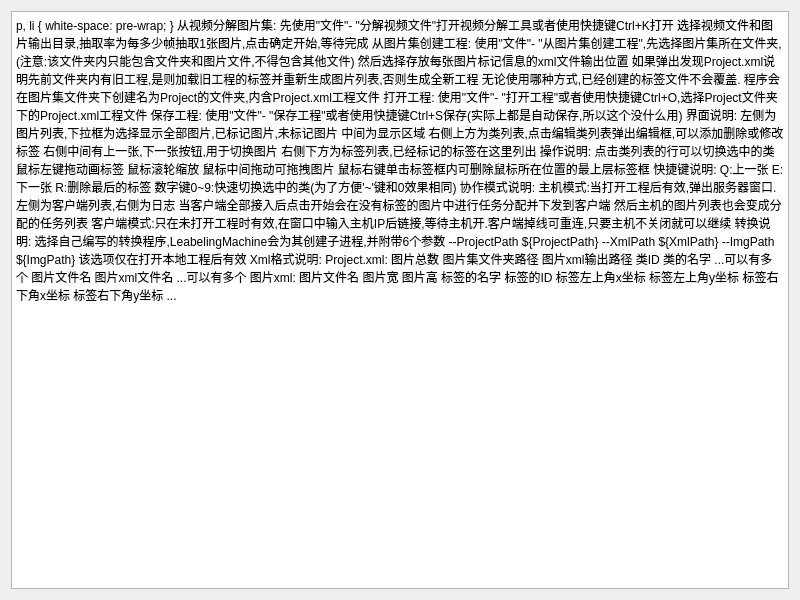
Old version of the form Src/helpwindow.ui in the repository LX050724/LabelingMachine.
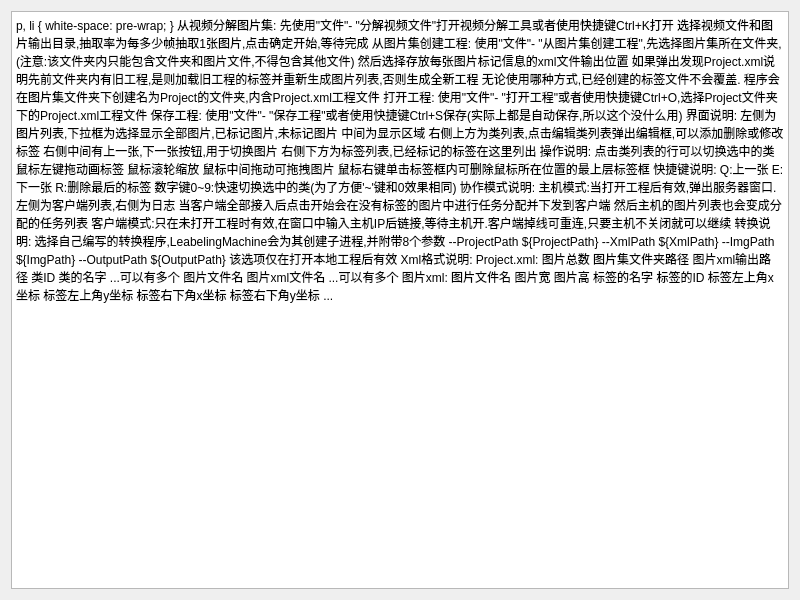
New version of the form.

Commit message: 添加yoloV3转换模组(Linux独有) 转换功能添加选择输出文件夹的步骤和参数

What changed in the file:
```diff
--- a/Src/helpwindow.ui
+++ b/Src/helpwindow.ui
@@ -71,8 +71,8 @@
 &lt;p style=&quot; margin-top:0px; margin-bottom:0px; margin-left:0px; margin-right:0px; -qt-block-indent:0; text-indent:0px;&quot;&gt;客户端模式:只在未打开工程时有效,在窗口中输入主机IP后链接,等待主机开.客户端掉线可重连,只要主机不关闭就可以继续&lt;/p&gt;
 &lt;p style=&quot;-qt-paragraph-type:empty; margin-top:0px; margin-bottom:0px; margin-left:0px; margin-right:0px; -qt-block-indent:0; text-indent:0px;&quot;&gt;&lt;br /&gt;&lt;/p&gt;
 &lt;p style=&quot; margin-top:0px; margin-bottom:0px; margin-left:0px; margin-right:0px; -qt-block-indent:0; text-indent:0px;&quot;&gt;转换说明:&lt;/p&gt;
-&lt;p style=&quot; margin-top:0px; margin-bottom:0px; margin-left:0px; margin-right:0px; -qt-block-indent:0; text-indent:0px;&quot;&gt;选择自己编写的转换程序,LeabelingMachine会为其创建子进程,并附带6个参数&lt;/p&gt;
-&lt;p style=&quot; margin-top:0px; margin-bottom:0px; margin-left:0px; margin-right:0px; -qt-block-indent:0; text-indent:0px;&quot;&gt;--ProjectPath ${ProjectPath} --XmlPath ${XmlPath} --ImgPath ${ImgPath}&lt;/p&gt;
+&lt;p style=&quot; margin-top:0px; margin-bottom:0px; margin-left:0px; margin-right:0px; -qt-block-indent:0; text-indent:0px;&quot;&gt;选择自己编写的转换程序,LeabelingMachine会为其创建子进程,并附带8个参数&lt;/p&gt;
+&lt;p style=&quot; margin-top:0px; margin-bottom:0px; margin-left:0px; margin-right:0px; -qt-block-indent:0; text-indent:0px;&quot;&gt;--ProjectPath ${ProjectPath} --XmlPath ${XmlPath} --ImgPath ${ImgPath} --OutputPath ${OutputPath}&lt;/p&gt;
 &lt;p style=&quot; margin-top:0px; margin-bottom:0px; margin-left:0px; margin-right:0px; -qt-block-indent:0; text-indent:0px;&quot;&gt;该选项仅在打开本地工程后有效&lt;/p&gt;
 &lt;p style=&quot;-qt-paragraph-type:empty; margin-top:0px; margin-bottom:0px; margin-left:0px; margin-right:0px; -qt-block-indent:0; text-indent:0px;&quot;&gt;&lt;br /&gt;&lt;/p&gt;
 &lt;p style=&quot; margin-top:0px; margin-bottom:0px; margin-left:0px; margin-right:0px; -qt-block-indent:0; text-indent:0px;&quot;&gt;Xml格式说明:&lt;/p&gt;
@@ -111,12 +111,12 @@
 &lt;p style=&quot; margin-top:0px; margin-bottom:0px; margin-left:0px; margin-right:0px; -qt-block-indent:0; text-indent:0px;&quot;&gt;    &amp;lt;object&amp;gt;&lt;/p&gt;
 &lt;p style=&quot; margin-top:0px; margin-bottom:0px; margin-left:0px; margin-right:0px; -qt-block-indent:0; text-indent:0px;&quot;&gt;        &amp;lt;name&amp;gt;标签的名字&amp;lt;/name&amp;gt;&lt;/p&gt;
 &lt;p style=&quot; margin-top:0px; margin-bottom:0px; margin-left:0px; margin-right:0px; -qt-block-indent:0; text-indent:0px;&quot;&gt;        &amp;lt;ID&amp;gt;标签的ID&amp;lt;/ID&amp;gt;&lt;/p&gt;
-&lt;p style=&quot; margin-top:0px; margin-bottom:0px; margin-left:0px; margin-right:0px; -qt-block-indent:0; text-indent:0px;&quot;&gt;        &amp;lt;bndbox&amp;gt;&lt;/p&gt;
+&lt;p style=&quot; margin-top:0px; margin-bottom:0px; margin-left:0px; margin-right:0px; -qt-block-indent:0; text-indent:0px;&quot;&gt;        &amp;lt;bandbox&amp;gt;&lt;/p&gt;
 &lt;p style=&quot; margin-top:0px; margin-bottom:0px; margin-left:0px; margin-right:0px; -qt-block-indent:0; text-indent:0px;&quot;&gt;            &amp;lt;xmin&amp;gt;标签左上角x坐标&amp;lt;/xmin&amp;gt;&lt;/p&gt;
 &lt;p style=&quot; margin-top:0px; margin-bottom:0px; margin-left:0px; margin-right:0px; -qt-block-indent:0; text-indent:0px;&quot;&gt;            &amp;lt;ymin&amp;gt;标签左上角y坐标&amp;lt;/ymin&amp;gt;&lt;/p&gt;
 &lt;p style=&quot; margin-top:0px; margin-bottom:0px; margin-left:0px; margin-right:0px; -qt-block-indent:0; text-indent:0px;&quot;&gt;            &amp;lt;xmax&amp;gt;标签右下角x坐标&amp;lt;/xmax&amp;gt;&lt;/p&gt;
 &lt;p style=&quot; margin-top:0px; margin-bottom:0px; margin-left:0px; margin-right:0px; -qt-block-indent:0; text-indent:0px;&quot;&gt;            &amp;lt;ymax&amp;gt;标签右下角y坐标&amp;lt;/ymax&amp;gt;&lt;/p&gt;
-&lt;p style=&quot; margin-top:0px; margin-bottom:0px; margin-left:0px; margin-right:0px; -qt-block-indent:0; text-indent:0px;&quot;&gt;        &amp;lt;/bndbox&amp;gt;&lt;/p&gt;
+&lt;p style=&quot; margin-top:0px; margin-bottom:0px; margin-left:0px; margin-right:0px; -qt-block-indent:0; text-indent:0px;&quot;&gt;        &amp;lt;/bandbox&amp;gt;&lt;/p&gt;
 &lt;p style=&quot; margin-top:0px; margin-bottom:0px; margin-left:0px; margin-right:0px; -qt-block-indent:0; text-indent:0px;&quot;&gt;    &amp;lt;/object&amp;gt;&lt;/p&gt;
 &lt;p style=&quot; margin-top:0px; margin-bottom:0px; margin-left:0px; margin-right:0px; -qt-block-indent:0; text-indent:0px;&quot;&gt;    &amp;lt;object&amp;gt;&lt;/p&gt;
 &lt;p style=&quot; margin-top:0px; margin-bottom:0px; margin-left:0px; margin-right:0px; -qt-block-indent:0; text-indent:0px;&quot;&gt;    ...&lt;/p&gt;
```
The commit also changes 10 other files.
